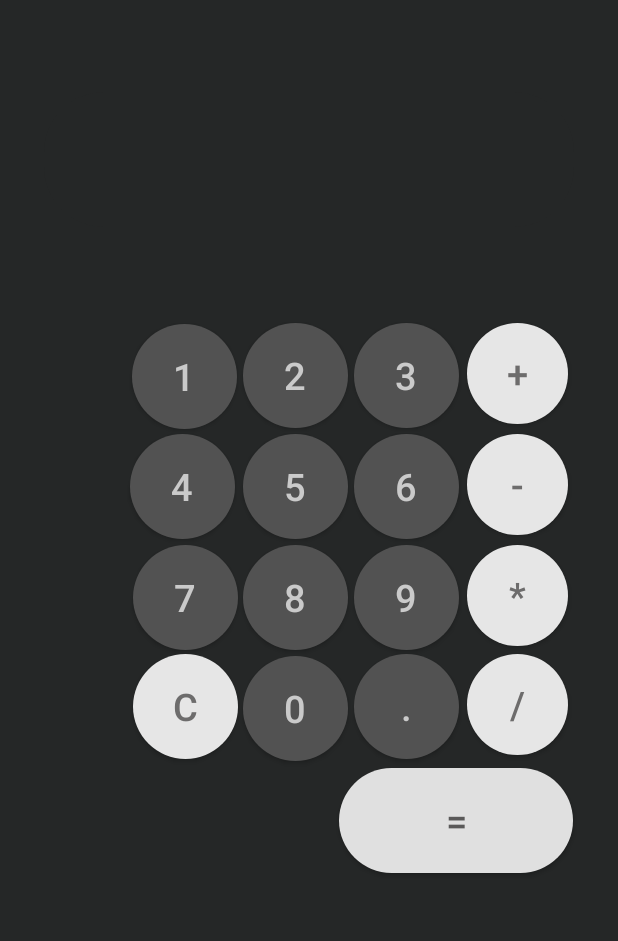
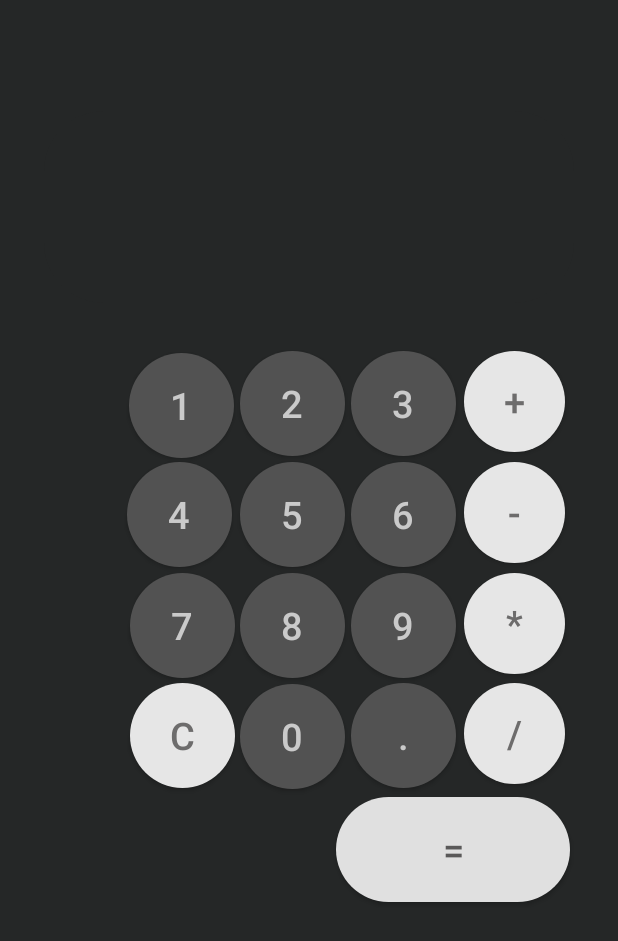
Before and after one commit to nijilraj38/Calculator, an Android app: the screen it shows after launch (MainActivity), on a phone screen of 412 x 824 dp. Shown: the top 941 px of the screen. Run offline under Robolectric (Android 15) with nearby library versions, the phone set to English and light mode, and no system bars.

Commit message:
first commit

```diff
--- a/app/src/main/res/layout/activity_main.xml
+++ b/app/src/main/res/layout/activity_main.xml
@@ -9,13 +9,13 @@
 
     <EditText
         android:id="@+id/editText"
-        android:layout_width="353dp"
-        android:layout_height="90dp"
+        android:layout_width="wrap_content"
+        android:layout_height="128dp"
         android:layout_alignParentStart="true"
         android:layout_alignParentTop="true"
         android:layout_alignParentEnd="true"
         android:layout_marginStart="29dp"
-        android:layout_marginTop="61dp"
+        android:layout_marginTop="74dp"
         android:layout_marginEnd="29dp"
         android:background="@layout/button_shape"
         android:backgroundTint="#252727"
@@ -31,29 +31,84 @@
         tools:layout_editor_absoluteY="112dp" />
 
     <Button
-        android:id="@+id/button10"
+        android:id="@+id/button7"
         android:layout_width="70dp"
         android:layout_height="70dp"
         android:layout_alignParentTop="true"
         android:layout_alignParentEnd="true"
-        android:layout_marginTop="363dp"
-        android:layout_marginEnd="180dp"
+        android:layout_marginTop="308dp"
+        android:layout_marginEnd="182dp"
         android:background="@layout/button_shape"
-        android:text="8"
+        android:text="5"
         android:textColor="#CACACA"
         android:textSize="25sp" />
 
     <Button
-        android:id="@+id/button3"
+        android:id="@+id/button13"
+        android:layout_width="67dp"
+        android:layout_height="67dp"
+        android:layout_alignParentTop="true"
+        android:layout_alignParentEnd="true"
+        android:layout_marginTop="308dp"
+        android:layout_marginEnd="35dp"
+        android:background="@layout/button_shape"
+        android:backgroundTint="#E6E6E6"
+        android:text="-"
+        android:textColor="#6D6C6C"
+        android:textSize="25sp" />
+
+    <Button
+        android:id="@+id/button12"
+        android:layout_width="67dp"
+        android:layout_height="67dp"
+        android:layout_alignParentTop="true"
+        android:layout_alignParentEnd="true"
+        android:layout_marginTop="234dp"
+        android:layout_marginEnd="35dp"
+        android:background="@layout/button_shape"
+        android:backgroundTint="#E6E6E6"
+        android:text="+"
+        android:textColor="#6D6C6C"
+        android:textSize="25sp" />
+
+    <Button
+        android:id="@+id/button8"
         android:layout_width="70dp"
         android:layout_height="70dp"
         android:layout_alignParentTop="true"
         android:layout_alignParentEnd="true"
-        android:layout_marginTop="216dp"
-        android:layout_marginEnd="254dp"
+        android:layout_marginTop="308dp"
+        android:layout_marginEnd="108dp"
         android:background="@layout/button_shape"
-        android:text="1"
+        android:text="6"
         android:textColor="#CACACA"
+        android:textSize="25sp" />
+
+    <Button
+        android:id="@+id/button11"
+        android:layout_width="70dp"
+        android:layout_height="70dp"
+        android:layout_alignParentTop="true"
+        android:layout_alignParentEnd="true"
+        android:layout_marginTop="382dp"
+        android:layout_marginEnd="108dp"
+        android:background="@layout/button_shape"
+        android:text="9"
+        android:textColor="#CACACA"
+        android:textSize="25sp" />
+
+    <Button
+        android:id="@+id/button14"
+        android:layout_width="67dp"
+        android:layout_height="67dp"
+        android:layout_alignParentTop="true"
+        android:layout_alignParentEnd="true"
+        android:layout_marginTop="455dp"
+        android:layout_marginEnd="35dp"
+        android:background="@layout/button_shape"
+        android:backgroundTint="#E6E6E6"
+        android:text="/"
+        android:textColor="#6D6C6C"
         android:textSize="25sp" />
 
     <Button
@@ -62,8 +117,8 @@
         android:layout_height="70dp"
         android:layout_alignParentTop="true"
         android:layout_alignParentEnd="true"
-        android:layout_marginTop="215dp"
-        android:layout_marginEnd="180dp"
+        android:layout_marginTop="234dp"
+        android:layout_marginEnd="182dp"
         android:background="@layout/button_shape"
         android:text="2"
         android:textColor="#CACACA"
@@ -75,64 +130,117 @@
         android:layout_height="70dp"
         android:layout_alignParentTop="true"
         android:layout_alignParentEnd="true"
-        android:layout_marginTop="215dp"
-        android:layout_marginEnd="106dp"
+        android:layout_marginTop="234dp"
+        android:layout_marginEnd="108dp"
         android:background="@layout/button_shape"
         android:text="3"
         android:textColor="#CACACA"
         android:textSize="25sp" />
 
     <Button
-        android:id="@+id/button12"
+        android:id="@+id/button17"
+        android:layout_width="70dp"
+        android:layout_height="70dp"
+        android:layout_alignParentTop="true"
+        android:layout_alignParentEnd="true"
+        android:layout_marginTop="455dp"
+        android:layout_marginEnd="108dp"
+        android:background="@layout/button_shape"
+        android:text="."
+        android:textColor="#CACACA"
+        android:textSize="25sp" />
+
+    <Button
+        android:id="@+id/button2"
         android:layout_width="67dp"
         android:layout_height="67dp"
         android:layout_alignParentTop="true"
         android:layout_alignParentEnd="true"
-        android:layout_marginTop="215dp"
-        android:layout_marginEnd="33dp"
+        android:layout_marginTop="382dp"
+        android:layout_marginEnd="35dp"
         android:background="@layout/button_shape"
         android:backgroundTint="#E6E6E6"
-        android:text="+"
+        android:text="*"
         android:textColor="#6D6C6C"
         android:textSize="25sp" />
 
     <Button
-        android:id="@+id/button13"
-        android:layout_width="67dp"
-        android:layout_height="67dp"
+        android:id="@+id/button15"
+        android:layout_width="156dp"
+        android:layout_height="70dp"
         android:layout_alignParentTop="true"
         android:layout_alignParentEnd="true"
-        android:layout_marginTop="289dp"
-        android:layout_marginEnd="33dp"
+        android:layout_marginTop="531dp"
+        android:layout_marginEnd="32dp"
+        android:background="@layout/button_shape"
+        android:backgroundTint="#E0E0E0"
+        android:text="="
+        android:textColor="#5A5959"
+        android:textSize="25sp" />
+
+    <Button
+        android:id="@+id/button3"
+        android:layout_width="70dp"
+        android:layout_height="70dp"
+        android:layout_alignParentTop="true"
+        android:layout_alignParentEnd="true"
+        android:layout_marginTop="235dp"
+        android:layout_marginEnd="256dp"
+        android:background="@layout/button_shape"
+        android:text="1"
+        android:textColor="#CACACA"
+        android:textSize="25sp" />
+
+    <Button
+        android:id="@+id/button9"
+        android:layout_width="70dp"
+        android:layout_height="70dp"
+        android:layout_alignParentTop="true"
+        android:layout_alignParentEnd="true"
+        android:layout_marginTop="382dp"
+        android:layout_marginEnd="255dp"
+        android:background="@layout/button_shape"
+        android:text="7"
+        android:textColor="#CACACA"
+        android:textSize="25sp" />
+
+    <Button
+        android:id="@+id/button16"
+        android:layout_width="70dp"
+        android:layout_height="70dp"
+        android:layout_alignParentTop="true"
+        android:layout_alignParentEnd="true"
+        android:layout_marginTop="455dp"
+        android:layout_marginEnd="255dp"
         android:background="@layout/button_shape"
         android:backgroundTint="#E6E6E6"
-        android:text="-"
+        android:text="C"
         android:textColor="#6D6C6C"
         android:textSize="25sp" />
 
     <Button
-        android:id="@+id/button8"
+        android:id="@+id/button10"
         android:layout_width="70dp"
         android:layout_height="70dp"
         android:layout_alignParentTop="true"
         android:layout_alignParentEnd="true"
-        android:layout_marginTop="289dp"
-        android:layout_marginEnd="106dp"
+        android:layout_marginTop="382dp"
+        android:layout_marginEnd="182dp"
         android:background="@layout/button_shape"
-        android:text="6"
+        android:text="8"
         android:textColor="#CACACA"
         android:textSize="25sp" />
 
     <Button
-        android:id="@+id/button7"
+        android:id="@+id/button"
         android:layout_width="70dp"
         android:layout_height="70dp"
         android:layout_alignParentTop="true"
         android:layout_alignParentEnd="true"
-        android:layout_marginTop="289dp"
-        android:layout_marginEnd="180dp"
+        android:layout_marginTop="456dp"
+        android:layout_marginEnd="182dp"
         android:background="@layout/button_shape"
-        android:text="5"
+        android:text="0"
         android:textColor="#CACACA"
         android:textSize="25sp" />
 
@@ -142,119 +250,11 @@
         android:layout_height="70dp"
         android:layout_alignParentTop="true"
         android:layout_alignParentEnd="true"
-        android:layout_marginTop="289dp"
-        android:layout_marginEnd="255dp"
+        android:layout_marginTop="308dp"
+        android:layout_marginEnd="257dp"
         android:background="@layout/button_shape"
         android:text="4"
         android:textColor="#CACACA"
         android:textSize="25sp" />
 
-    <Button
-        android:id="@+id/button9"
-        android:layout_width="70dp"
-        android:layout_height="70dp"
-        android:layout_alignParentTop="true"
-        android:layout_alignParentEnd="true"
-        android:layout_marginTop="363dp"
-        android:layout_marginEnd="253dp"
-        android:background="@layout/button_shape"
-        android:text="7"
-        android:textColor="#CACACA"
-        android:textSize="25sp" />
-
-    <Button
-        android:id="@+id/button2"
-        android:layout_width="67dp"
-        android:layout_height="67dp"
-        android:layout_alignParentTop="true"
-        android:layout_alignParentEnd="true"
-        android:layout_marginTop="363dp"
-        android:layout_marginEnd="33dp"
-        android:background="@layout/button_shape"
-        android:backgroundTint="#E6E6E6"
-        android:text="*"
-        android:textColor="#6D6C6C"
-        android:textSize="25sp" />
-
-    <Button
-        android:id="@+id/button14"
-        android:layout_width="67dp"
-        android:layout_height="67dp"
-        android:layout_alignParentTop="true"
-        android:layout_alignParentEnd="true"
-        android:layout_marginTop="436dp"
-        android:layout_marginEnd="33dp"
-        android:background="@layout/button_shape"
-        android:backgroundTint="#E6E6E6"
-        android:text="/"
-        android:textColor="#6D6C6C"
-        android:textSize="25sp" />
-
-    <Button
-        android:id="@+id/button17"
-        android:layout_width="70dp"
-        android:layout_height="70dp"
-        android:layout_alignParentTop="true"
-        android:layout_alignParentEnd="true"
-        android:layout_marginTop="436dp"
-        android:layout_marginEnd="106dp"
-        android:background="@layout/button_shape"
-        android:text="."
-        android:textColor="#CACACA"
-        android:textSize="25sp" />
-
-    <Button
-        android:id="@+id/button"
-        android:layout_width="70dp"
-        android:layout_height="70dp"
-        android:layout_alignParentTop="true"
-        android:layout_alignParentEnd="true"
-        android:layout_marginTop="437dp"
-        android:layout_marginEnd="180dp"
-        android:background="@layout/button_shape"
-        android:text="0"
-        android:textColor="#CACACA"
-        android:textSize="25sp" />
-
-    <Button
-        android:id="@+id/button16"
-        android:layout_width="70dp"
-        android:layout_height="70dp"
-        android:layout_alignParentTop="true"
-        android:layout_alignParentEnd="true"
-        android:layout_marginTop="436dp"
-        android:layout_marginEnd="253dp"
-        android:background="@layout/button_shape"
-        android:backgroundTint="#E6E6E6"
-        android:text="C"
-        android:textColor="#6D6C6C"
-        android:textSize="25sp" />
-
-    <Button
-        android:id="@+id/button15"
-        android:layout_width="156dp"
-        android:layout_height="70dp"
-        android:layout_alignParentTop="true"
-        android:layout_alignParentEnd="true"
-        android:layout_marginTop="512dp"
-        android:layout_marginEnd="30dp"
-        android:background="@layout/button_shape"
-        android:backgroundTint="#E0E0E0"
-        android:text="="
-        android:textColor="#5A5959"
-        android:textSize="25sp" />
-
-    <Button
-        android:id="@+id/button11"
-        android:layout_width="70dp"
-        android:layout_height="70dp"
-        android:layout_alignParentTop="true"
-        android:layout_alignParentEnd="true"
-        android:layout_marginTop="363dp"
-        android:layout_marginEnd="106dp"
-        android:background="@layout/button_shape"
-        android:text="9"
-        android:textColor="#CACACA"
-        android:textSize="25sp" />
-
 </RelativeLayout>
```
